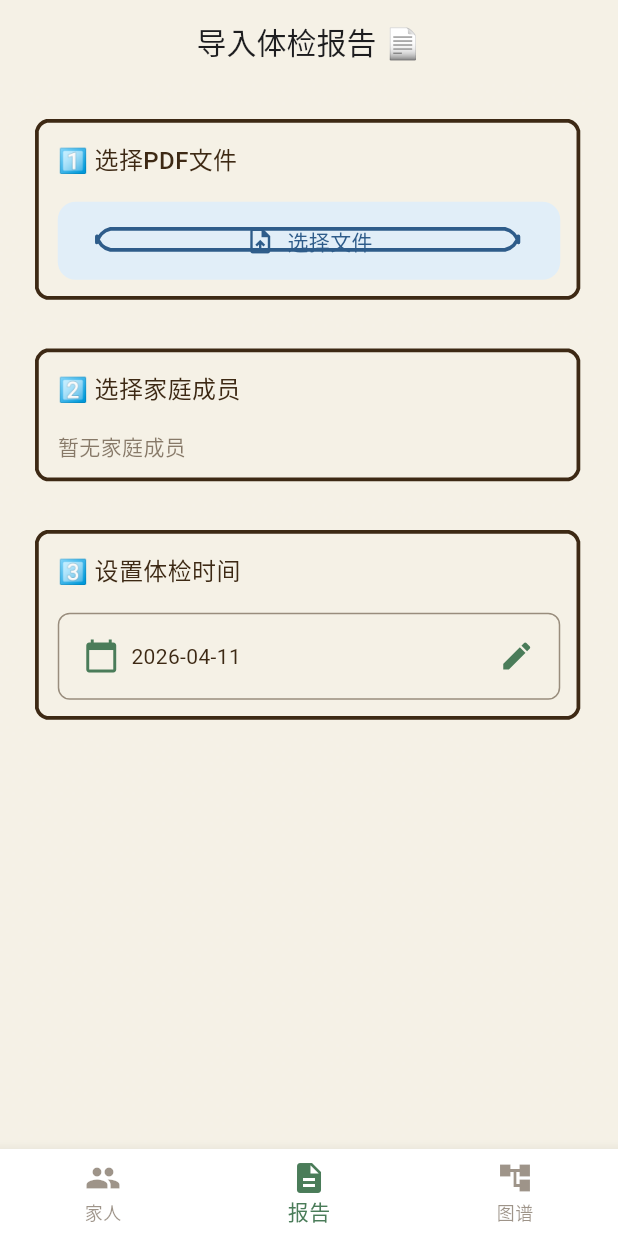
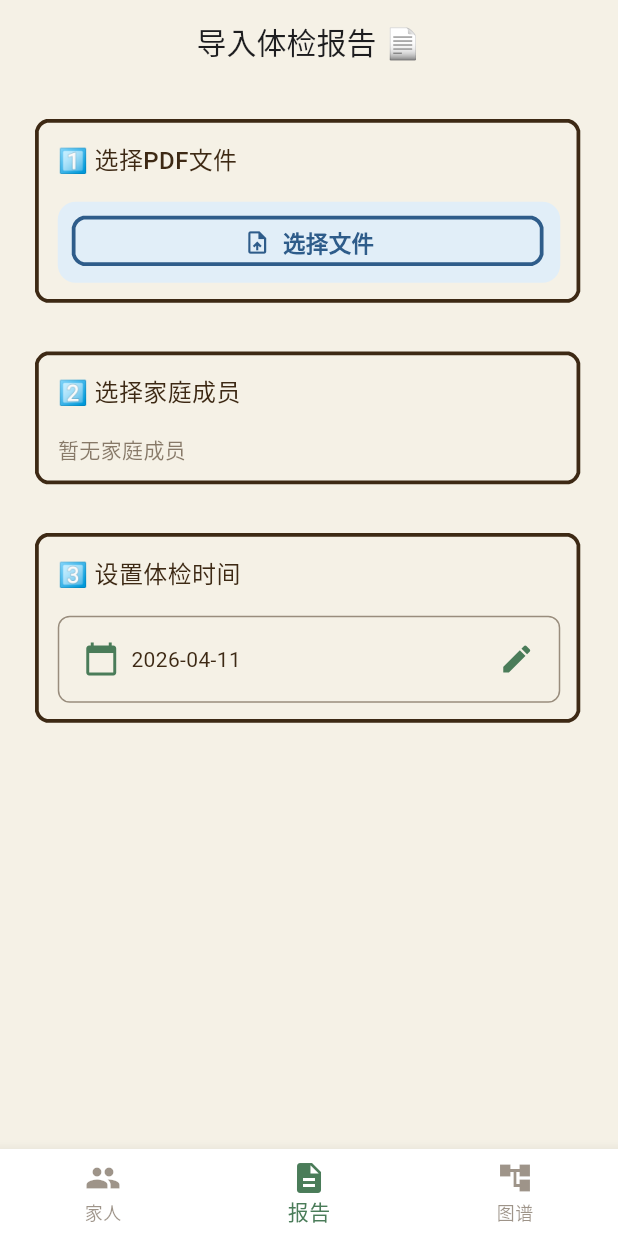
Before and after one commit to wednesdaygogo/myapp, a Flutter app: the ReportImportPage screen opened by its route, on a phone screen of 412 x 824 dp. Run offline on Flutter 3.47's test engine with Material 3 defaults, Android fonts, the phone set to English and light mode, and no system bars; our stand-ins replace file_picker, fl_chart, flutter_riverpod, go_router, hive, hive_flutter; missing offline and left inert: pdfrx; accounts and stored records are empty.

Commit message:
fix: three UI issues - button text overlap, background lines, bottom sheet overflow

```diff
--- a/lib/core/widgets/crayon_background.dart
+++ b/lib/core/widgets/crayon_background.dart
@@ -1,7 +1,7 @@
 import 'package:flutter/material.dart';
 import '../theme/crayon_theme.dart';
 
-/// 纸张纹理背景（使用程序生成的噪点纹理）
+/// 纸张纹理背景（简洁版本，避免绘制奇怪线条）
 class CrayonBackground extends StatelessWidget {
   final Widget child;
 
@@ -9,43 +9,10 @@ class CrayonBackground extends StatelessWidget {
 
   @override
   Widget build(BuildContext context) {
+    // 简洁背景，只使用纯色+微妙的渐变，避免绘制噪点线条
     return Container(
       color: CrayonTheme.creamWhite,
-      child: Stack(
-        children: [
-          // 纹理层（使用CustomPaint生成噪点）
-          Positioned.fill(
-            child: CustomPaint(
-              painter: _PaperTexturePainter(),
-            ),
-          ),
-          // 内容层
-          child,
-        ],
-      ),
+      child: child,
     );
   }
 }
-
-/// 纸张纹理绘制器
-class _PaperTexturePainter extends CustomPainter {
-  @override
-  void paint(Canvas canvas, Size size) {
-    // 绘制微妙的噪点纹理
-    final paint = Paint()..color = Colors.white.withValues(alpha: 0.03);
-
-    for (int i = 0; i < size.width; i += 4) {
-      for (int j = 0; j < size.height; j += 4) {
-        if ((i + j) % 8 == 0) {
-          canvas.drawRect(
-            Rect.fromLTWH(i.toDouble(), j.toDouble(), 2, 2),
-            paint,
-          );
-        }
-      }
-    }
-  }
-
-  @override
-  bool shouldRepaint(covariant _PaperTexturePainter oldDelegate) => false;
-}
--- a/lib/core/widgets/crayon_button.dart
+++ b/lib/core/widgets/crayon_button.dart
@@ -22,15 +22,14 @@ class CrayonButton extends StatelessWidget {
   @override
   Widget build(BuildContext context) {
     final colors = _getColors(type);
+    final borderWidth = CrayonTheme.borderWidth;
 
     return GestureDetector(
       onTap: onPressed,
       child: Container(
         width: isFullWidth ? double.infinity : null,
-        padding: const EdgeInsets.symmetric(
-          horizontal: CrayonTheme.spacingLg,
-          vertical: CrayonTheme.spacingMd,
-        ),
+        // 给边框留出足够空间
+        padding: EdgeInsets.all(borderWidth + 6),
         decoration: BoxDecoration(
           color: colors.background,
           borderRadius: BorderRadius.circular(CrayonTheme.radiusMd),
@@ -43,25 +42,31 @@ class CrayonButton extends StatelessWidget {
               child: CustomPaint(
                 painter: WigglyBorderPainter(
                   borderColor: colors.border,
-                  radius: CrayonTheme.radiusMd,
+                  radius: CrayonTheme.radiusMd - borderWidth,
                 ),
               ),
             ),
-            // 内容（顶层）
-            Row(
+            // 内容（顶层）- 增加内部padding
+            Padding(
+              padding: const EdgeInsets.symmetric(
+                horizontal: CrayonTheme.spacingMd,
+                vertical: CrayonTheme.spacingSm,
+              ),
+              child: Row(
                 mainAxisSize: MainAxisSize.min,
                 children: [
-                if (icon != null) Icon(icon, color: colors.text, size: 20),
+                  if (icon != null) Icon(icon, color: colors.text, size: 18),
                   if (icon != null) const SizedBox(width: CrayonTheme.spacingSm),
                   Text(
                     text,
                     style: TextStyle(
                       color: colors.text,
-                    fontWeight: FontWeight.w500,
-                    fontSize: 14,
+                      fontWeight: FontWeight.w600,
+                      fontSize: 15,
                     ),
                   ),
                 ],
+              ),
             ),
           ],
         ),
--- a/lib/features/person/ui/pages/person_form_page.dart
+++ b/lib/features/person/ui/pages/person_form_page.dart
@@ -361,6 +361,7 @@ class _PersonFormPageState extends ConsumerState<PersonFormPage> {
         borderRadius: BorderRadius.vertical(top: Radius.circular(CrayonTheme.radiusMd)),
       ),
       builder: (ctx) => SafeArea(
+        child: SingleChildScrollView(
           child: Column(
             mainAxisSize: MainAxisSize.min,
             children: [
@@ -413,6 +414,7 @@ class _PersonFormPageState extends ConsumerState<PersonFormPage> {
             ],
           ),
         ),
+      ),
     );
   }
 
@@ -424,6 +426,7 @@ class _PersonFormPageState extends ConsumerState<PersonFormPage> {
         borderRadius: BorderRadius.vertical(top: Radius.circular(CrayonTheme.radiusMd)),
       ),
       builder: (ctx) => SafeArea(
+        child: SingleChildScrollView(
           child: Column(
             mainAxisSize: MainAxisSize.min,
             children: [
@@ -476,6 +479,7 @@ class _PersonFormPageState extends ConsumerState<PersonFormPage> {
             ],
           ),
         ),
+      ),
     );
   }
 
```
Lines whose indentation alone changed are shown as unchanged.
